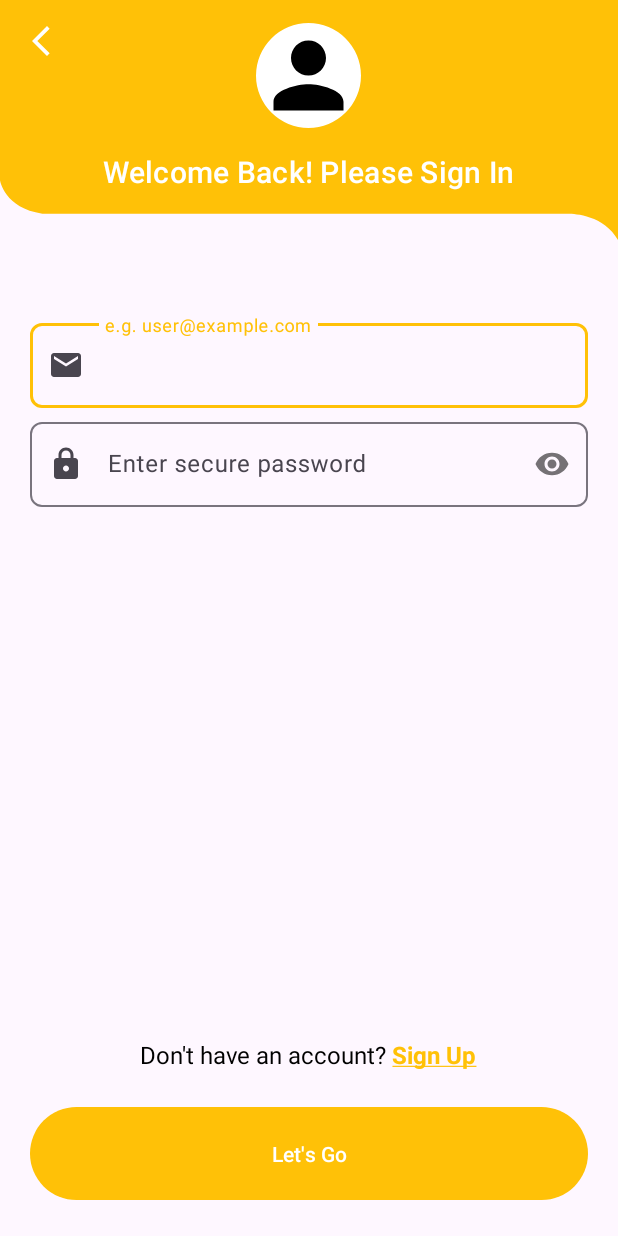
After one commit to islombek-cs/AI-Powered-Quiz-App, an Android app: the LoginEmailActivity screen opened directly, with no data from a screen before it, on a phone screen of 412 x 824 dp. The commit adds this screen. Run offline under Robolectric (Android 15) with nearby library versions, the phone set to English and light mode, and no system bars; our stand-ins replace Firebase (no records; nobody signed in at launch, a user with empty details on screens opened directly).

Commit message:
Login Interface done and functionality. Register is partial. Sign Up not working

```diff
--- /dev/null
+++ b/app/src/main/java/com/example/ai_poweredquizapp/activities/LoginEmailActivity.kt
@@ -0,0 +1,171 @@
+package com.example.ai_poweredquizapp.activities
+
+import android.app.ProgressDialog
+import android.content.Intent
+import android.graphics.Typeface
+import android.os.Bundle
+import android.text.Spannable
+import android.text.SpannableString
+import android.text.method.LinkMovementMethod
+import android.text.style.ClickableSpan
+import android.text.style.ForegroundColorSpan
+import android.text.style.StyleSpan
+import android.text.style.UnderlineSpan
+import android.util.Log
+import android.util.Patterns
+import android.view.View
+import android.widget.TextView
+import androidx.activity.enableEdgeToEdge
+import androidx.appcompat.app.AppCompatActivity
+import androidx.core.content.ContextCompat
+import androidx.core.view.ViewCompat
+import androidx.core.view.WindowInsetsCompat
+import com.example.ai_poweredquizapp.MyUtils
+import com.example.ai_poweredquizapp.R
+import com.example.ai_poweredquizapp.databinding.ActivityLoginEmailBinding
+import com.google.firebase.auth.FirebaseAuth
+
+class LoginEmailActivity : AppCompatActivity() {
+
+    // ViewBinding for the Activity
+    private lateinit var binding: ActivityLoginEmailBinding
+
+    // Tag for Debugging (Logcat)
+    private val TAG = "LOGIN_EMAIL_TAG"
+
+    // Progress Dialog to show loading
+    private lateinit var progressDialog: ProgressDialog
+
+    // Firebase Authentication
+    private lateinit var firebaseAuth: FirebaseAuth
+
+    override fun onCreate(savedInstanceState: Bundle?) {
+        super.onCreate(savedInstanceState)
+        enableEdgeToEdge()
+        binding = ActivityLoginEmailBinding.inflate(layoutInflater)
+        setContentView(binding.root)
+
+        // Set window insets (already there)
+        ViewCompat.setOnApplyWindowInsetsListener(findViewById(R.id.main)) { v, insets ->
+            val systemBars = insets.getInsets(WindowInsetsCompat.Type.systemBars())
+            v.setPadding(systemBars.left, systemBars.top, systemBars.right, systemBars.bottom)
+            insets
+        }
+
+        // Init/setup ProgressDialog to show while sign-in
+        progressDialog = ProgressDialog(this)
+        progressDialog.setTitle("Please wait")
+        progressDialog.setMessage("Logging in...")
+        progressDialog.setCanceledOnTouchOutside(false)
+
+        firebaseAuth = FirebaseAuth.getInstance()
+
+        binding.toolbarBackBtn.setOnClickListener {
+            finish()
+        }
+
+        binding.LoginBtn.setOnClickListener {
+            validateData()
+        }
+
+
+        // Setup "Don't have an account? Sign Up" styling
+        val goToRegisterTv = findViewById<TextView>(R.id.goToRegisterTv)
+
+        val text = "Don't have an account? Sign Up"
+        val spannableString = SpannableString(text)
+
+        val startIndex = text.indexOf("Sign Up")
+        val endIndex = startIndex + "Sign Up".length
+
+        val clickableSpan = object : ClickableSpan() {
+            override fun onClick(widget: View) {
+                val intent = Intent(this@LoginEmailActivity, RegisterActivity::class.java)
+                startActivity(intent)
+            }
+        }
+
+        spannableString.setSpan(
+            clickableSpan,
+            startIndex,
+            endIndex,
+            Spannable.SPAN_EXCLUSIVE_EXCLUSIVE
+        )
+
+        spannableString.setSpan(
+            ForegroundColorSpan(ContextCompat.getColor(this, R.color.colorPrimary)),
+            startIndex,
+            endIndex,
+            Spannable.SPAN_EXCLUSIVE_EXCLUSIVE
+        )
+
+        spannableString.setSpan(
+            UnderlineSpan(),
+            startIndex,
+            endIndex,
+            Spannable.SPAN_EXCLUSIVE_EXCLUSIVE
+        )
+
+        spannableString.setSpan(
+            StyleSpan(Typeface.BOLD),
+            startIndex,
+            endIndex,
+            Spannable.SPAN_EXCLUSIVE_EXCLUSIVE
+        )
+
+        goToRegisterTv.text = spannableString
+
+        goToRegisterTv.movementMethod = LinkMovementMethod.getInstance()
+
+    }
+
+
+    private var email = ""
+    private var password = ""
+
+    private fun validateData() {
+        email = binding.emailEt.text.toString().trim()
+        password = binding.passwordEt.text.toString()
+
+        Log.d(TAG, "validateData: Email: $email")
+        Log.d(TAG, "validateData: Password: $password")
+
+        if (!Patterns.EMAIL_ADDRESS.matcher(email).matches()) {
+            binding.emailEt.error = "Invalid Email"
+            binding.emailEt.requestFocus()
+        } else if (password.isEmpty()) {
+            binding.passwordEt.error = "Enter Password"
+            binding.passwordEt.requestFocus()
+        } else {
+            // Email pattern is valid and password is entered
+            loginUser()
+        }
+    }
+
+    private fun loginUser() {
+        // Show progress
+        progressDialog.setMessage("Logging In...")
+        progressDialog.show()
+
+        // Start user login
+        firebaseAuth.signInWithEmailAndPassword(email, password)
+            .addOnSuccessListener {
+                // User login success
+                Log.d(TAG, "loginUser: Logged In...")
+                progressDialog.dismiss()
+
+                // Move to MainActivity
+                startActivity(Intent(this, MainActivity::class.java))
+                finishAffinity() // Close all previous activities
+            }
+            .addOnFailureListener { e ->
+                // User login failed
+                Log.e(TAG, "loginUser: ", e)
+                progressDialog.dismiss()
+
+                // Show error toast
+                MyUtils.toast(this, "Login Failed! Check Your Credentials")
+            }
+    }
+
+}
--- a/app/src/main/java/com/example/ai_poweredquizapp/MainActivity.kt
+++ b/app/src/main/java/com/example/ai_poweredquizapp/activities/MainActivity.kt
@@ -1,4 +1,4 @@
-package com.example.ai_poweredquizapp
+package com.example.ai_poweredquizapp.activities
 
 import android.content.Intent
 import android.os.Bundle
@@ -6,6 +6,7 @@ import androidx.activity.enableEdgeToEdge
 import androidx.appcompat.app.AppCompatActivity
 import androidx.core.view.ViewCompat
 import androidx.core.view.WindowInsetsCompat
+import com.example.ai_poweredquizapp.R
 import com.example.ai_poweredquizapp.databinding.ActivityMainBinding
 import com.example.ai_poweredquizapp.fragments.AssessmentFragment
 import com.example.ai_poweredquizapp.fragments.HomeFragment
--- /dev/null
+++ b/app/src/main/res/drawable-night/toolbar_bg_02.xml
@@ -0,0 +1,9 @@
+<vector xmlns:android="http://schemas.android.com/apk/res/android"
+    android:width="540dp"
+    android:height="237dp"
+    android:viewportWidth="540"
+    android:viewportHeight="237">
+    <path
+        android:pathData="m0,178.09s4,27.91 37,32.91h458.03s30.97,-2 44.97,26V0H0v178.09Z"
+        android:fillColor="#000000"/>
+</vector>
--- /dev/null
+++ b/app/src/main/res/drawable/back_white.xml
@@ -0,0 +1,5 @@
+<vector android:height="24dp" android:tint="#FFFFFF"
+    android:viewportHeight="24" android:viewportWidth="24"
+    android:width="24dp" xmlns:android="http://schemas.android.com/apk/res/android">
+    <path android:fillColor="@android:color/white" android:pathData="M17.77,3.77l-1.77,-1.77l-10,10l10,10l1.77,-1.77l-8.23,-8.23z"/>
+</vector>
--- a/app/src/main/res/drawable/email_black.xml
+++ b/app/src/main/res/drawable/email_black.xml
@@ -1,9 +1,5 @@
-<vector xmlns:android="http://schemas.android.com/apk/res/android"
-    android:width="34dp"
-    android:height="34dp"
-    android:viewportWidth="24"
-    android:viewportHeight="24">
-    <path
-        android:fillColor="#FFFFFFFF"
-        android:pathData="M20,4H4c-1.1,0 -1.99,0.9 -1.99,2L2,18c0,1.1 0.89,2 1.99,2H20c1.1,0 2,-0.9 2,-2V6c0,-1.1 -0.9,-2 -2,-2zM20,6v0.01L12,13 4,6.01V6H20zM4,18V8l8,5 8,-5v10H4z"/>
+<vector android:height="24dp" android:tint="#000000"
+    android:viewportHeight="24" android:viewportWidth="24"
+    android:width="24dp" xmlns:android="http://schemas.android.com/apk/res/android">
+    <path android:fillColor="@android:color/white" android:pathData="M20,4L4,4c-1.1,0 -1.99,0.9 -1.99,2L2,18c0,1.1 0.9,2 2,2h16c1.1,0 2,-0.9 2,-2L22,6c0,-1.1 -0.9,-2 -2,-2zM20,8l-8,5 -8,-5L4,6l8,5 8,-5v2z"/>
 </vector>
--- /dev/null
+++ b/app/src/main/res/drawable/lock_white.xml
@@ -0,0 +1,5 @@
+<vector android:height="24dp" android:tint="#FFFFFF"
+    android:viewportHeight="24" android:viewportWidth="24"
+    android:width="24dp" xmlns:android="http://schemas.android.com/apk/res/android">
+    <path android:fillColor="@android:color/white" android:pathData="M18,8h-1L17,6c0,-2.76 -2.24,-5 -5,-5S7,3.24 7,6v2L6,8c-1.1,0 -2,0.9 -2,2v10c0,1.1 0.9,2 2,2h12c1.1,0 2,-0.9 2,-2L20,10c0,-1.1 -0.9,-2 -2,-2zM12,17c-1.1,0 -2,-0.9 -2,-2s0.9,-2 2,-2 2,0.9 2,2 -0.9,2 -2,2zM9,8L9,6c0,-1.66 1.34,-3 3,-3s3,1.34 3,3v2L9,8z"/>
+</vector>
--- /dev/null
+++ b/app/src/main/res/drawable/person_black_profile.xml
@@ -0,0 +1,11 @@
+<vector xmlns:android="http://schemas.android.com/apk/res/android"
+    android:width="24dp"
+    android:height="24dp"
+    android:viewportWidth="24"
+    android:viewportHeight="24">
+
+    <path
+        android:fillColor="#FF000000"
+        android:pathData="M12,12c2.21,0 4,-1.79 4,-4s-1.79,-4 -4,-4 -4,1.79 -4,4 1.79,4 4,4zM12,14c-2.67,0 -8,1.34 -8,4v2h16v-2c0,-2.66 -5.33,-4 -8,-4z" />
+
+</vector>
--- /dev/null
+++ b/app/src/main/res/drawable/toolbar_bg_02.xml
@@ -0,0 +1,9 @@
+<vector xmlns:android="http://schemas.android.com/apk/res/android"
+    android:width="540dp"
+    android:height="237dp"
+    android:viewportWidth="540"
+    android:viewportHeight="237">
+    <path
+        android:pathData="m0,178.09s4,27.91 37,32.91h458.03s30.97,-2 44.97,26V0H0v178.09Z"
+        android:fillColor="#FFC107"/>
+</vector>
--- /dev/null
+++ b/app/src/main/res/layout/activity_login_email.xml
@@ -0,0 +1,130 @@
+<?xml version="1.0" encoding="utf-8"?>
+<RelativeLayout
+    xmlns:android="http://schemas.android.com/apk/res/android"
+    xmlns:app="http://schemas.android.com/apk/res-auto"
+    xmlns:tools="http://schemas.android.com/tools"
+    android:id="@+id/main"
+    android:layout_width="match_parent"
+    android:layout_height="match_parent"
+    tools:context=".activities.LoginEmailActivity">
+
+    <!-- Toolbar Section -->
+    <RelativeLayout
+        android:id="@+id/toolbarRL"
+        android:layout_width="match_parent"
+        android:layout_height="160dp"
+        android:background="@drawable/toolbar_bg_02">
+
+        <!-- Back Button -->
+        <ImageButton
+            android:id="@+id/toolbarBackBtn"
+            android:layout_width="wrap_content"
+            android:layout_height="wrap_content"
+            android:src="@drawable/back_white"
+            android:background="@android:color/transparent"
+            android:padding="15dp"
+            android:tint="?attr/colorOnPrimary" />
+
+        <!-- Profile Image -->
+        <com.google.android.material.imageview.ShapeableImageView
+            android:id="@+id/profileIv"
+            android:layout_width="70dp"
+            android:layout_height="70dp"
+            android:layout_centerHorizontal="true"
+            android:layout_marginVertical="15dp"
+            android:background="?attr/colorOnPrimary"
+            android:src="@drawable/person_black_profile"
+            app:shapeAppearanceOverlay="@style/ImageStyle_Circle" />
+
+        <!-- Login Text -->
+        <TextView
+            android:id="@+id/LoginLabelTv"
+            style="@style/TextAppearance.Material3.TitleMedium"
+            android:layout_width="wrap_content"
+            android:layout_height="wrap_content"
+            android:text="Welcome Back! Please Sign In"
+            android:textSize="20sp"
+            android:layout_below="@id/profileIv"
+            android:layout_centerHorizontal="true"
+            android:textColor="?attr/colorOnPrimary" />
+    </RelativeLayout>
+
+    <!-- Content Section -->
+    <RelativeLayout
+        android:layout_width="match_parent"
+        android:layout_height="match_parent"
+        android:padding="20dp"
+        android:layout_below="@id/toolbarRL">
+
+        <!-- Email Input Field -->
+        <com.google.android.material.textfield.TextInputLayout
+            android:id="@+id/emailTil"
+            style="@style/Widget.Material3.TextInputLayout.OutlinedBox"
+            android:layout_width="match_parent"
+            android:layout_height="wrap_content"
+            android:layout_marginTop="30dp"
+            android:hint="e.g. user@example.com"
+            app:boxCornerRadiusBottomEnd="8dp"
+            app:boxCornerRadiusBottomStart="8dp"
+            app:boxCornerRadiusTopStart="8dp"
+            app:boxCornerRadiusTopEnd="8dp"
+            app:startIconDrawable="@drawable/email_black">
+
+            <!-- CORRECTED: Use TextInputEditText -->
+            <com.google.android.material.textfield.TextInputEditText
+                android:id="@+id/emailEt"
+                android:layout_width="match_parent"
+                android:layout_height="wrap_content"
+                android:paddingStart="50dp"
+                android:inputType="textEmailAddress" />
+
+        </com.google.android.material.textfield.TextInputLayout>
+
+        <com.google.android.material.textfield.TextInputLayout
+            android:id="@+id/passwordTil"
+            style="@style/Widget.Material3.TextInputLayout.OutlinedBox"
+            android:layout_width="match_parent"
+            android:layout_height="wrap_content"
+            android:layout_below="@id/emailTil"
+            android:layout_marginTop="4dp"
+            android:hint="Enter secure password"
+            app:passwordToggleEnabled="true"
+            app:boxCornerRadiusTopStart="8dp"
+            app:boxCornerRadiusTopEnd="8dp"
+            app:boxCornerRadiusBottomStart="8dp"
+            app:boxCornerRadiusBottomEnd="8dp"
+            app:startIconDrawable="@drawable/lock_white">
+
+            <!-- Correct: Use TextInputEditText, not plain EditText -->
+            <com.google.android.material.textfield.TextInputEditText
+                android:id="@+id/passwordEt"
+                android:layout_width="match_parent"
+                android:layout_height="wrap_content"
+                android:paddingStart="50dp"
+                android:inputType="textPassword" />
+
+        </com.google.android.material.textfield.TextInputLayout>
+
+        <TextView
+            android:id="@+id/goToRegisterTv"
+            android:layout_width="wrap_content"
+            android:layout_height="wrap_content"
+            android:layout_centerHorizontal="true"
+            android:layout_above="@id/LoginBtn"
+            android:layout_marginBottom="20dp"
+            android:text="Don't have an account? Sign Up"
+            android:textColor="@color/black"
+            android:textSize="16sp" />
+
+        <!-- MaterialButton: Click to login user -->
+        <com.google.android.material.button.MaterialButton
+            android:id="@+id/LoginBtn"
+            android:layout_width="match_parent"
+            android:layout_height="wrap_content"
+            android:minHeight="@dimen/m_button_height"
+            android:text="Let's Go"
+            android:layout_alignParentBottom="true" />
+
+    </RelativeLayout>
+
+</RelativeLayout>
--- a/app/src/main/res/layout/activity_login_options.xml
+++ b/app/src/main/res/layout/activity_login_options.xml
@@ -6,7 +6,7 @@
     android:id="@+id/main"
     android:layout_width="match_parent"
     android:layout_height="match_parent"
-    tools:context=".LoginOptionsActivity">
+    tools:context=".activities.LoginOptionsActivity">
 
     <View
         android:layout_width="match_parent"
--- a/app/src/main/res/layout/activity_main.xml
+++ b/app/src/main/res/layout/activity_main.xml
@@ -6,7 +6,7 @@
     android:id="@+id/main"
     android:layout_width="match_parent"
     android:layout_height="match_parent"
-    tools:context=".MainActivity">
+    tools:context=".activities.MainActivity">
 
     <!-- Toolbar -->
     <RelativeLayout
--- a/app/src/main/res/values/colors.xml
+++ b/app/src/main/res/values/colors.xml
@@ -1,11 +1,12 @@
 <?xml version="1.0" encoding="utf-8"?>
 <resources>
-    <color name="colorPrimary">#3CB379</color>
-    <color name="colorPrimaryDark">#3CB379</color>
+    <color name="colorPrimary">#FFC107</color>
+    <color name="colorPrimaryDark">#FFC107</color>
 
     <color name="black">#FF000000</color>
     <color name="white">#FFFFFFFF</color>
     <color name="colorGray01">#959595</color>
     <color name="colorGray02">#c6c6c6</color>
-    <color name="black_transparent">#8B000000</color>
+    <color name="black_transparent">#BF000000</color>
+
 </resources>
--- /dev/null
+++ b/app/src/main/res/values/styles.xml
@@ -0,0 +1,15 @@
+<?xml version="1.0" encoding="utf-8"?>
+<resources>
+    <!-- Circle Style for ShapeableImageView -->
+    <style name="ImageStyle_Circle">
+        <item name="cornerSize">50%</item>
+        <item name="cornerFamily">rounded</item>
+    </style>
+
+<!--     Rounded Corners Style for ShapeableImageView -->
+    <style name="ImageStyle_Corners_Rounded">
+        <item name="cornerSize">10dp</item>
+        <item name="cornerFamily">rounded</item>
+    </style>
+
+</resources>
```
Also changed, not shown: app/src/main/AndroidManifest.xml (+8 -2 lines), app/src/main/java/com/example/ai_poweredquizapp/activities/LoginOptionsActivity.kt (renamed from app/src/main/java/com/example/ai_poweredquizapp/LoginOptionsActivity.kt, +8 -1 lines), app/src/main/java/com/example/ai_poweredquizapp/activities/RegisterActivity.kt (added, +21 -0 lines), app/src/main/res/drawable/phone_black.xml (+4 -10 lines), app/src/main/res/layout/activity_register.xml (added, +14 -0 lines), 1 other file.
